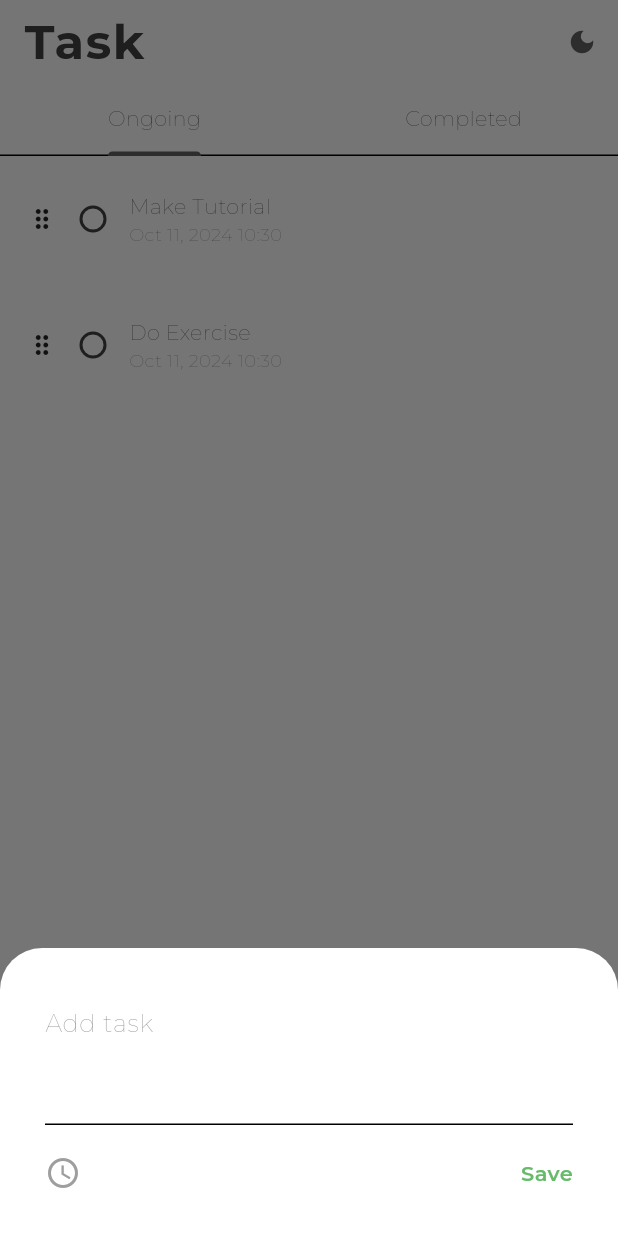
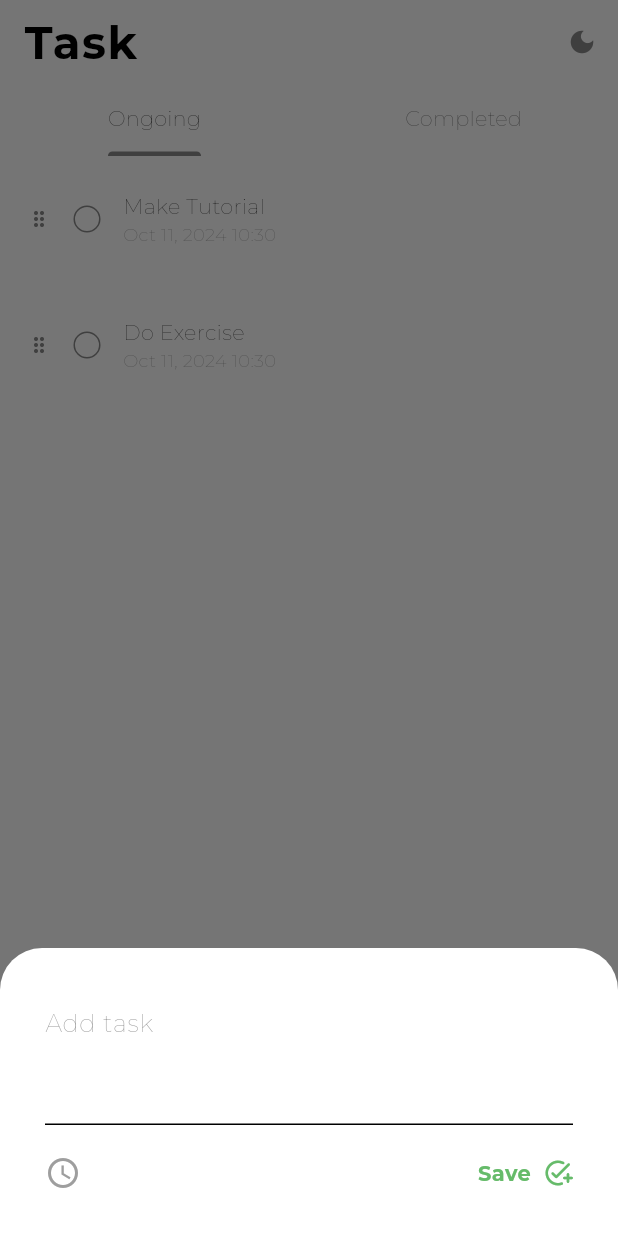
Before and after one commit to HeaLthyDrugs/task, a Flutter app: the screen it shows after launch, after a tap on the "add" icon, on a phone screen of 412 x 824 dp. Run offline on Flutter 3.47's test engine with Material 3 defaults, Android fonts, the phone set to English and light mode, and no system bars; drawn by our look-alikes of flutter_slidable; our stand-ins replace flutter_local_notifications, hive_flutter, lottie, timezone; accounts and stored records are empty; project files that could hold a hidden picture were left out.

```diff
--- a/lib/pages/home_page.dart
+++ b/lib/pages/home_page.dart
@@ -172,13 +172,23 @@ class _HomePageState extends State<HomePage>
                             saveNewTask();
                             Navigator.pop(context);
                           },
-                          child: Text(
-                            'Save',
-                            style: TextStyle(
-                              color: Colors.green.shade400,
-                              fontWeight: FontWeight.w600,
-                              fontFamily: 'Montserrat',
-                            ),
+                          child: Row(
+                            children: [
+                              Text(
+                                'Save',
+                                style: TextStyle(
+                                  color: Colors.green.shade400,
+                                  fontWeight: FontWeight.w700,
+                                  fontFamily: 'Montserrat',
+                                ),
+                              ),
+                              SizedBox(width: 8),
+                              Icon(
+                                Icons.add_task_rounded,
+                                color: Colors.green.shade400,
+                                size: 20,
+                              ),
+                            ],
                           ),
                         ),
                       ],
@@ -212,9 +222,9 @@ class _HomePageState extends State<HomePage>
           title: Text(
             'Task',
             style: TextStyle(
-                fontWeight: FontWeight.w700,
+                fontWeight: FontWeight.w800,
                 letterSpacing: 1,
-                fontSize: 32,
+                fontSize: 30,
                 fontFamily: 'Montserrat'),
           ),
           backgroundColor: Theme.of(context).colorScheme.surface,
@@ -225,7 +235,7 @@ class _HomePageState extends State<HomePage>
                     ? Icons.dark_mode
                     : Icons.light_mode,
                 size: 20,
-                color: Theme.of(context).colorScheme.primary,
+                color: Theme.of(context).colorScheme.onPrimary,
               ),
               onPressed: () {
                 Provider.of<ThemeProvider>(context, listen: false)
@@ -235,9 +245,11 @@ class _HomePageState extends State<HomePage>
           ],
           bottom: TabBar(
             controller: _tabController,
-            indicatorColor: Theme.of(context).colorScheme.primary,
+            indicatorColor: Theme.of(context).colorScheme.onPrimary,
             indicatorWeight: 2,
             labelStyle: TextStyle(fontFamily: 'Montserrat'),
+            dividerColor: Theme.of(context).colorScheme.surface,
+            unselectedLabelColor: Theme.of(context).colorScheme.onPrimary,
             tabs: [
               Tab(text: 'Ongoing'),
               Tab(text: 'Completed'),
@@ -248,7 +260,7 @@ class _HomePageState extends State<HomePage>
           onPressed: createNewTask,
           child: Icon(
             Icons.add,
-            color: Theme.of(context).colorScheme.onPrimary,
+            color: Theme.of(context).colorScheme.surface,
           ),
           backgroundColor: Theme.of(context).colorScheme.onSurface,
           shape: RoundedRectangleBorder(
--- a/lib/theme/theme.dart
+++ b/lib/theme/theme.dart
@@ -3,19 +3,19 @@ import 'package:flutter/material.dart';
 ThemeData lightMode = ThemeData(
   brightness: Brightness.light,
   colorScheme: ColorScheme.light(
-    surface: Colors.white,
-    onSurface: Colors.grey.shade800,
-    primary: Colors.grey.shade700,
-    onPrimary: Colors.white,
+    surface: const Color.fromARGB(255, 255, 255, 255),
+    onSurface: const Color.fromARGB(255, 1, 1, 1),
+    primary: const Color.fromARGB(255, 0, 0, 0),
+    onPrimary: const Color.fromARGB(255, 137, 137, 137),
   ),
 );
 
 ThemeData darkMode = ThemeData(
   brightness: Brightness.dark,
   colorScheme: ColorScheme.dark(
-    surface: Colors.grey.shade900,
+    surface: const Color.fromARGB(255, 0, 0, 0),
     onSurface: Colors.white,
-    primary: Colors.grey.shade700,
-    onPrimary: Colors.black,
+    primary: const Color.fromARGB(255, 255, 255, 255),
+    onPrimary: const Color.fromARGB(255, 137, 137, 137),
   ),
 );
--- a/lib/util/todo_tile.dart
+++ b/lib/util/todo_tile.dart
@@ -45,14 +45,18 @@ class TodoTile extends StatelessWidget {
                 index: index,
                 child: Icon(
                   Icons.drag_indicator,
-                  size: 20,
+                  size: 16,
+                  color: Theme.of(context).colorScheme.onPrimary,
                 ),
               ),
               Checkbox(
                 value: taskCompleted,
                 onChanged: onChanged,
                 activeColor: Theme.of(context).colorScheme.surface,
-                checkColor: Theme.of(context).colorScheme.primary,
+                checkColor: Theme.of(context).colorScheme.onPrimary,
+                side: BorderSide(
+                  color: Theme.of(context).colorScheme.onPrimary,
+                ),
                 splashRadius: 10,
                 shape: RoundedRectangleBorder(
                   borderRadius: BorderRadius.circular(100),
@@ -80,7 +84,7 @@ class TodoTile extends StatelessWidget {
                           fontSize: 12,
                           color: Theme.of(context)
                               .colorScheme
-                              .primary
+                              .onPrimary
                               .withOpacity(0.7),
                         ),
                       ),
```
Also changed, not shown: pubspec.yaml (+21 -3 lines), assets/icon/icon.png (added), assets/icon/icon1.png (added), pubspec.lock, 61 other files.
